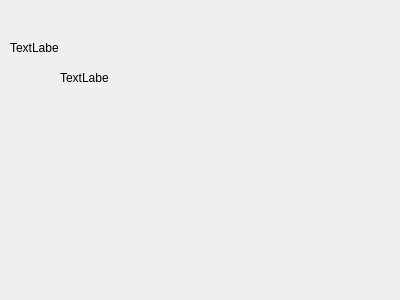
The window that relic.ui (OVahidO/Slay_The_Spire) describes before a commit, drawn with Qt 5.
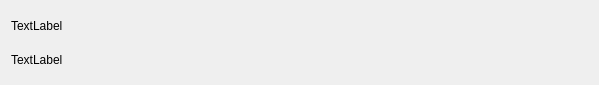
The same window after the commit.

Commit message: fix: add relicBar and fix Potions

Patch:
```diff
--- a/relic.ui
+++ b/relic.ui
@@ -6,39 +6,29 @@
    <rect>
     <x>0</x>
     <y>0</y>
-    <width>400</width>
-    <height>300</height>
+    <width>599</width>
+    <height>85</height>
    </rect>
   </property>
   <property name="windowTitle">
    <string>Form</string>
   </property>
-  <widget class="QLabel" name="relicIcon">
-   <property name="geometry">
-    <rect>
-     <x>10</x>
-     <y>40</y>
-     <width>49</width>
-     <height>16</height>
-    </rect>
-   </property>
-   <property name="text">
-    <string>TextLabel</string>
-   </property>
-  </widget>
+  <layout class="QVBoxLayout" name="verticalLayout">
+   <item>
   <widget class="QLabel" name="counterLabel">
-   <property name="geometry">
-    <rect>
-     <x>60</x>
-     <y>70</y>
-     <width>49</width>
-     <height>16</height>
-    </rect>
-   </property>
+     <property name="text">
+      <string>TextLabel</string>
+     </property>
+    </widget>
+   </item>
+   <item>
+    <widget class="QLabel" name="relicIcon">
    <property name="text">
     <string>TextLabel</string>
    </property>
   </widget>
+   </item>
+  </layout>
  </widget>
  <resources/>
  <connections/>
```
Lines whose indentation alone changed are shown as unchanged. The commit also changes 10 other files.
